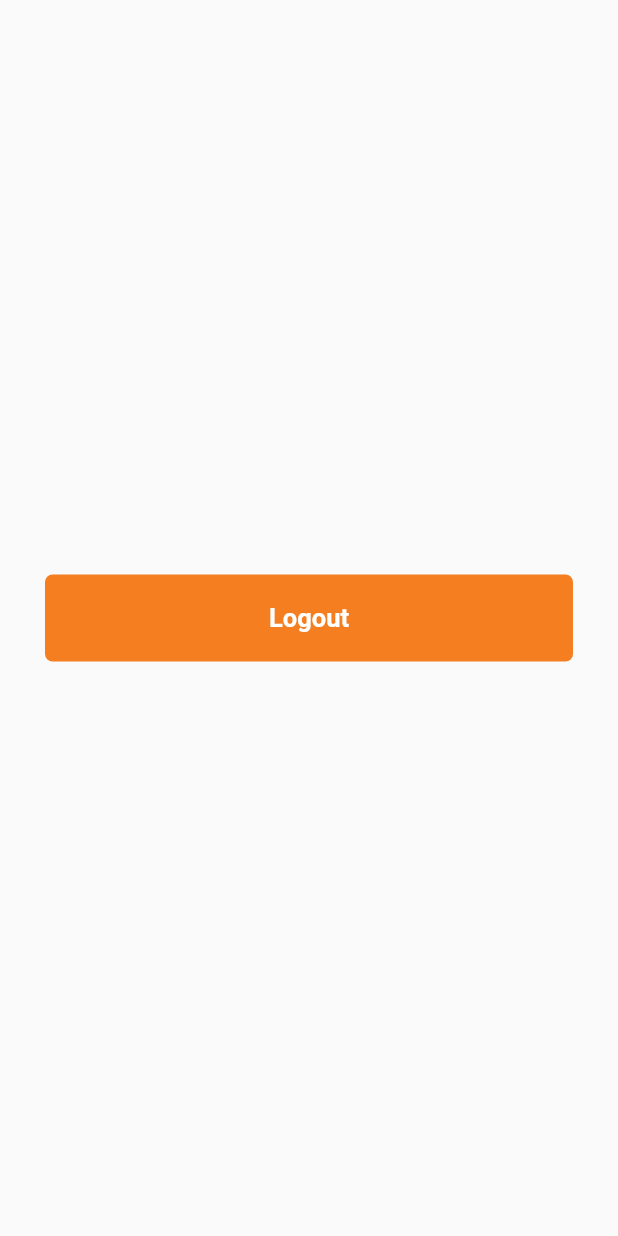
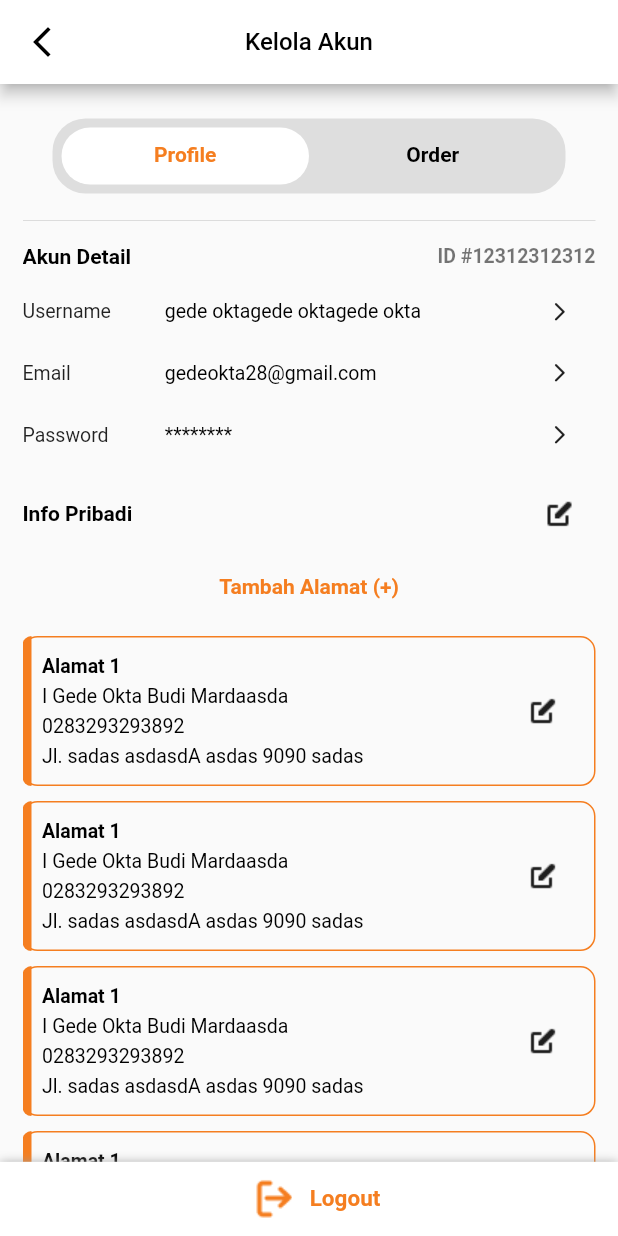
Before and after one commit to gedeokta28/pas-mobile, a Flutter app: the AccountPage screen opened directly, on a phone screen of 412 x 824 dp. Run offline on Flutter 3.47's test engine with Material 2 defaults, Android fonts, the phone set to English and light mode, and no system bars; our stand-ins replace cached_network_image, card_swiper, connectivity_plus, dartz, dio, equatable and 7 more; missing offline and left inert: dio_logger, pattern_formatter; accounts and stored records are empty; generated files the repository leaves out were written again; network calls fail.

Commit message:
Account Page UI

```diff
--- a/lib/core/static/assets.dart
+++ b/lib/core/static/assets.dart
@@ -7,6 +7,8 @@ const String ORDER_ICON = 'assets/icons/order-icon.png';
 const String BRAND_ICON = 'assets/icons/brand-icon.png';
 const String LOADING_GIF = 'assets/images/loading.gif';
 const String ASSETS_PLACEHOLDER = 'assets/images/placeholder.png';
+const String EDIT_ICON = 'assets/icons/edit-icon.png';
+const String LOGOUT_ICON = 'assets/icons/log-out-icon.png';
 const String ASSETS_LOGIN = 'assets/images/login_pict.png';
 const String ASSETS_LOADING = 'assets/images/loading-circle.gif';
 const String ASSET_ICON_UPDOWN = 'assets/icons/up-down-icon.png';
--- a/lib/core/static/colors.dart
+++ b/lib/core/static/colors.dart
@@ -6,6 +6,7 @@ import 'package:flutter/material.dart';
 const Color primaryColor = Color(0xFF023266);
 const Color secondaryColor = Color(0xFFF57E20);
 const Color greyColor = Color(0xFF1E1E1E);
+const Color greyColorTrans = Color(0xFFDEDEDE);
 const Color ERROR_RED_COLOR = Color(0xFFff5959);
 const Color SHADOW = Color(0xffEEEEEE);
 const Color BOTTOM_NAVBAR_BACKGROUND = Colors.white;
--- a/lib/features/account/presentation/account_page.dart
+++ b/lib/features/account/presentation/account_page.dart
@@ -1,62 +1,121 @@
 import 'package:flutter/material.dart';
 import 'package:pas_mobile/core/presentation/pages/splash_page.dart';
+import 'package:pas_mobile/core/static/assets.dart';
+import 'package:pas_mobile/features/account/presentation/profile_tab_vew.dart';
 import 'package:pas_mobile/features/home/presentation/widgets/banner_slider.dart';
-import 'package:pas_mobile/features/home/presentation/widgets/best_product.dart';
-import 'package:pas_mobile/features/home/presentation/widgets/category_selection.dart';
-import 'package:pas_mobile/features/home/presentation/widgets/news_product.dart';
 
+import '../../../core/presentation/widgets/custom_app_bar.dart';
 import '../../../core/presentation/widgets/custom_dialog_logout.dart';
-import '../../../core/presentation/widgets/rounded_button.dart';
+import '../../../core/static/app_config.dart';
 import '../../../core/static/colors.dart';
 import '../../../core/utility/helper.dart';
-import '../../../core/utility/injection.dart';
-import '../../../core/utility/session_helper.dart';
+import 'order_tab_vew.dart';
 
-class AccountPage extends StatelessWidget {
+class AccountPage extends StatefulWidget {
   const AccountPage({Key? key}) : super(key: key);
 
   @override
+  State<AccountPage> createState() => _AccountPageState();
+}
+
+class _AccountPageState extends State<AccountPage>
+    with SingleTickerProviderStateMixin {
+  var scrollController = ScrollController();
+  late Widget _tabBarView;
+  @override
+  void initState() {
+    super.initState();
+
+    _tabBarView = TabBarView(children: [
+      ProfileAccountTab(parentController: scrollController),
+      OrderProfileTab(parentController: scrollController),
+    ]);
+  }
+
+  @override
   Widget build(BuildContext context) {
-    // return Scaffold(
-    //     body: SingleChildScrollView(
-    //   child: Center(
-    // child: RoundedButton(
-    //   title: "Logout",
-    //   color: secondaryColor,
-    //   event: () async {
-    //     showDialog(
-    //       context: context,
-    //       builder: (_) => CustomLogoutDialog(
-    //         positiveAction: () async {
-    //           await sessionLogOut().then((_) => Navigator.of(context)
-    //               .pushNamedAndRemoveUntil(
-    //                   SplashPage.routeName, (route) => false));
-    //         },
-    //       ),
-    //     );
-    //   },
-    // ),
-    //   ),
-    // ));
     return Scaffold(
+      appBar: const CustomAppBar(
+        title: "Kelola Akun",
+        centerTitle: true,
+        canBack: true,
+        hideShadow: false,
+      ),
       body: Stack(
-        alignment: Alignment.center,
         children: [
-          Container(
-            height: MediaQuery.of(context).size.height,
-            width: MediaQuery.of(context).size.width,
-            child: SingleChildScrollView(
-              child: Column(
-                  // Provide Your Widget here
+          NestedScrollView(
+              controller: scrollController,
+              physics: const ScrollPhysics(parent: PageScrollPhysics()),
+              headerSliverBuilder:
+                  (BuildContext context, bool innerBoxIsScrolled) {
+                return <Widget>[
+                  SliverList(
+                    delegate: SliverChildListDelegate([
+                      SizedBox(
+                        height: App(context).appHeight(0),
+                      ),
+                    ]),
                   ),
-            ),
-          ),
-          Padding(
-            padding: const EdgeInsets.all(30.0),
-            child: RoundedButton(
-              title: "Logout",
-              color: secondaryColor,
-              event: () async {
+                ];
+              },
+              body: Padding(
+                padding: const EdgeInsets.all(15),
+                child: DefaultTabController(
+                  length: 2,
+                  child: Column(
+                    children: <Widget>[
+                      Padding(
+                        padding: const EdgeInsets.only(
+                            top: 8, left: 20, right: 20, bottom: 10),
+                        child: Container(
+                          height: 50,
+                          decoration: const BoxDecoration(
+                            color: greyColorTrans,
+                            borderRadius:
+                                BorderRadius.all(Radius.circular(22.0)),
+                          ),
+                          child: const Padding(
+                            padding: EdgeInsets.all(6.0),
+                            child: TabBar(
+                                indicator: BoxDecoration(
+                                  color: Colors.white,
+                                  borderRadius:
+                                      BorderRadius.all(Radius.circular(20.0)),
+                                ),
+                                labelColor: secondaryColor,
+                                unselectedLabelColor: Colors.black,
+                                tabs: [
+                                  Tab(
+                                    child: Text(
+                                      'Profile',
+                                      style: TextStyle(
+                                          fontWeight: FontWeight.bold),
+                                    ),
+                                  ),
+                                  Tab(
+                                    child: Text(
+                                      'Order',
+                                      style: TextStyle(
+                                          fontWeight: FontWeight.bold),
+                                    ),
+                                  ),
+                                ]),
+                          ),
+                        ),
+                      ),
+                      Expanded(
+                        child: Container(child: _tabBarView),
+                      ),
+                    ],
+                  ),
+                ),
+              )),
+          Positioned(
+            bottom: 0,
+            right: 0,
+            left: 0,
+            child: InkWell(
+              onTap: () {
                 showDialog(
                   context: context,
                   builder: (_) => CustomLogoutDialog(
@@ -68,30 +127,37 @@ class AccountPage extends StatelessWidget {
                   ),
                 );
               },
+              child: Container(
+                height: App(context).appHeight(6),
+                decoration: const BoxDecoration(
+                  color: Colors.white,
+                  boxShadow: [
+                    BoxShadow(
+                      color: Colors.grey,
+                      offset: Offset(0.0, 1.0), //(x,y)
+                      blurRadius: 5.0,
+                    ),
+                  ],
+                ),
+                child: Row(
+                  mainAxisAlignment: MainAxisAlignment.center,
+                  children: [
+                    IconButton(
+                        iconSize: 15,
+                        onPressed: () {},
+                        icon: Image.asset(LOGOUT_ICON)),
+                    Text(
+                      "Logout",
+                      style: TextStyle(
+                          fontWeight: FontWeight.bold,
+                          fontSize: 15,
+                          color: secondaryColor),
+                    )
+                  ],
+                ),
+              ),
             ),
-          ),
-          // Positioned(
-          //   bottom: 40,
-          //   child: Align(
-          //     alignment: Alignment.center,
-          //     child: RoundedButton(
-          //       title: "Logout",
-          //       color: secondaryColor,
-          //       event: () async {
-          //         showDialog(
-          //           context: context,
-          //           builder: (_) => CustomLogoutDialog(
-          //             positiveAction: () async {
-          //               await sessionLogOut().then((_) => Navigator.of(context)
-          //                   .pushNamedAndRemoveUntil(
-          //                       SplashPage.routeName, (route) => false));
-          //             },
-          //           ),
-          //         );
-          //       },
-          //     ),
-          //   ),
-          // ),
+          )
         ],
       ),
     );
--- /dev/null
+++ b/lib/features/account/presentation/order_tab_vew.dart
@@ -0,0 +1,59 @@
+import 'package:flutter/material.dart';
+
+class OrderProfileTab extends StatefulWidget {
+  const OrderProfileTab({Key? key, required this.parentController})
+      : super(key: key);
+
+  final ScrollController parentController;
+
+  @override
+  OrderProfileTabState createState() => OrderProfileTabState();
+}
+
+class OrderProfileTabState extends State<OrderProfileTab>
+    with AutomaticKeepAliveClientMixin<OrderProfileTab> {
+  @override
+  bool get wantKeepAlive => true;
+
+  late ScrollController _scrollController;
+
+  late ScrollPhysics ph;
+  @override
+  void initState() {
+    super.initState();
+    _scrollController = ScrollController();
+
+    _scrollController.addListener(() {
+      var innerPos = _scrollController.position.pixels;
+      var maxOuterPos = widget.parentController.position.maxScrollExtent;
+      var currentOutPos = widget.parentController.position.pixels;
+
+      if (innerPos >= 0 && currentOutPos < maxOuterPos) {
+        //print("parent pos " + currentOutPos.toString() + "max parent pos " + maxOuterPos.toString());
+        widget.parentController.position.jumpTo(innerPos + currentOutPos);
+      } else {
+        var currenParentPos = innerPos + currentOutPos;
+        widget.parentController.position.jumpTo(currenParentPos);
+      }
+    });
+
+    widget.parentController.addListener(() {
+      var currentOutPos = widget.parentController.position.pixels;
+      if (currentOutPos <= 0) {
+        _scrollController.position.jumpTo(0);
+      }
+    });
+  }
+
+  @override
+  Widget build(BuildContext context) {
+    return Column(
+      children: [
+        SizedBox(
+          height: 10,
+        ),
+        Text("Profile")
+      ],
+    );
+  }
+}
--- /dev/null
+++ b/lib/features/account/presentation/profile_tab_vew.dart
@@ -0,0 +1,210 @@
+import 'package:flutter/material.dart';
+import 'package:pas_mobile/core/static/colors.dart';
+import 'package:pas_mobile/core/utility/helper.dart';
+import 'package:pas_mobile/features/account/presentation/widgets/address_card.dart';
+
+import '../../../core/static/app_config.dart';
+import '../../../core/static/assets.dart';
+
+class ProfileAccountTab extends StatefulWidget {
+  const ProfileAccountTab({Key? key, required this.parentController})
+      : super(key: key);
+
+  final ScrollController parentController;
+
+  @override
+  ProfileAccountTabState createState() => ProfileAccountTabState();
+}
+
+class ProfileAccountTabState extends State<ProfileAccountTab>
+    with AutomaticKeepAliveClientMixin<ProfileAccountTab> {
+  @override
+  bool get wantKeepAlive => true;
+
+  late ScrollController _scrollController;
+
+  late ScrollPhysics ph;
+  @override
+  void initState() {
+    super.initState();
+    _scrollController = ScrollController();
+
+    _scrollController.addListener(() {
+      var innerPos = _scrollController.position.pixels;
+      var maxOuterPos = widget.parentController.position.maxScrollExtent;
+      var currentOutPos = widget.parentController.position.pixels;
+
+      if (innerPos >= 0 && currentOutPos < maxOuterPos) {
+        //print("parent pos " + currentOutPos.toString() + "max parent pos " + maxOuterPos.toString());
+        widget.parentController.position.jumpTo(innerPos + currentOutPos);
+      } else {
+        var currenParentPos = innerPos + currentOutPos;
+        widget.parentController.position.jumpTo(currenParentPos);
+      }
+    });
+
+    widget.parentController.addListener(() {
+      var currentOutPos = widget.parentController.position.pixels;
+      if (currentOutPos <= 0) {
+        _scrollController.position.jumpTo(0);
+      }
+    });
+  }
+
+  @override
+  Widget build(BuildContext context) {
+    return SingleChildScrollView(
+      controller: _scrollController,
+      child: Column(
+        children: [
+          const Divider(),
+          smallVerticalSpacing(),
+          Column(
+            children: [
+              Row(
+                mainAxisAlignment: MainAxisAlignment.spaceBetween,
+                children: const [
+                  Text(
+                    "Akun Detail",
+                    style: TextStyle(
+                        fontSize: 14,
+                        fontWeight: FontWeight.bold,
+                        color: Colors.black),
+                  ),
+                  Text(
+                    "ID #12312312312",
+                    style: TextStyle(
+                        fontSize: 13,
+                        fontWeight: FontWeight.bold,
+                        color: Colors.black54),
+                  )
+                ],
+              ),
+              smallVerticalSpacing(),
+              SizedBox(
+                height: App(context).appHeight(5),
+                child: Row(
+                  mainAxisAlignment: MainAxisAlignment.spaceBetween,
+                  children: [
+                    SizedBox(
+                      width: App(context).appWidth(15),
+                      child: const Text(
+                        "Username",
+                        style: TextStyle(fontSize: 13, color: Colors.black87),
+                      ),
+                    ),
+                    SizedBox(
+                      width: App(context).appWidth(50),
+                      child: Text(
+                        "gede oktagede oktagede okta",
+                        maxLines: 1,
+                        style: TextStyle(fontSize: 13, color: Colors.black),
+                      ),
+                    ),
+                    IconButton(
+                        iconSize: 15,
+                        onPressed: () {},
+                        icon: Icon(Icons.arrow_forward_ios_rounded))
+                  ],
+                ),
+              ),
+              SizedBox(
+                height: App(context).appHeight(5),
+                child: Row(
+                  mainAxisAlignment: MainAxisAlignment.spaceBetween,
+                  children: [
+                    SizedBox(
+                      width: App(context).appWidth(15),
+                      child: const Text(
+                        "Email",
+                        style: TextStyle(fontSize: 13, color: Colors.black87),
+                      ),
+                    ),
+                    SizedBox(
+                      width: App(context).appWidth(50),
+                      child: Text(
+                        "gedeokta28@gmail.com",
+                        maxLines: 1,
+                        style: TextStyle(fontSize: 13, color: Colors.black),
+                      ),
+                    ),
+                    IconButton(
+                        iconSize: 15,
+                        onPressed: () {},
+                        icon: Icon(Icons.arrow_forward_ios_rounded))
+                  ],
+                ),
+              ),
+              SizedBox(
+                height: App(context).appHeight(5),
+                child: Row(
+                  mainAxisAlignment: MainAxisAlignment.spaceBetween,
+                  children: [
+                    SizedBox(
+                      width: App(context).appWidth(15),
+                      child: const Text(
+                        "Password",
+                        style: TextStyle(fontSize: 13, color: Colors.black87),
+                      ),
+                    ),
+                    SizedBox(
+                      width: App(context).appWidth(50),
+                      child: Text(
+                        "********",
+                        style: TextStyle(fontSize: 13, color: Colors.black),
+                      ),
+                    ),
+                    IconButton(
+                        iconSize: 15,
+                        onPressed: () {},
+                        icon: Icon(Icons.arrow_forward_ios_rounded))
+                  ],
+                ),
+              ),
+              smallVerticalSpacing(),
+              Row(
+                mainAxisAlignment: MainAxisAlignment.spaceBetween,
+                children: [
+                  Text(
+                    "Info Pribadi",
+                    style: TextStyle(
+                        fontSize: 14,
+                        fontWeight: FontWeight.bold,
+                        color: Colors.black),
+                  ),
+                  IconButton(
+                      iconSize: 15,
+                      onPressed: () {},
+                      icon: Image.asset(EDIT_ICON))
+                ],
+              ),
+              SizedBox(
+                height: App(context).appHeight(6),
+                width: App(context).appWidth(45),
+                child: const Center(
+                  child: Text(
+                    "Tambah Alamat (+)",
+                    style: TextStyle(
+                        fontSize: 14,
+                        fontWeight: FontWeight.bold,
+                        color: secondaryColor),
+                  ),
+                ),
+              ),
+              smallVerticalSpacing(),
+              ListView.builder(
+                  padding: EdgeInsets.zero,
+                  shrinkWrap: true,
+                  itemCount: 5,
+                  physics: const NeverScrollableScrollPhysics(),
+                  itemBuilder: (context, index) {
+                    return AddressCard();
+                  }),
+              largeVerticalSpacing()
+            ],
+          )
+        ],
+      ),
+    );
+  }
+}
--- /dev/null
+++ b/lib/features/account/presentation/widgets/address_card.dart
@@ -0,0 +1,95 @@
+import 'package:flutter/material.dart';
+import 'package:pas_mobile/core/static/colors.dart';
+import 'package:pas_mobile/core/utility/helper.dart';
+
+import '../../../../core/static/assets.dart';
+
+class AddressCard extends StatelessWidget {
+  const AddressCard({Key? key}) : super(key: key);
+
+  @override
+  Widget build(BuildContext context) {
+    return Padding(
+      padding: const EdgeInsets.only(bottom: 10.0),
+      child: Stack(
+        children: [
+          Container(
+            width: double.infinity,
+            height: 100,
+            decoration: BoxDecoration(
+              border: Border.all(color: secondaryColor),
+              borderRadius: BorderRadius.all(Radius.circular(10.0)),
+            ),
+            child: Padding(
+              padding: const EdgeInsets.only(
+                  left: 12.0, top: 0, bottom: 0, right: 10.0),
+              child: Column(
+                mainAxisAlignment: MainAxisAlignment.center,
+                crossAxisAlignment: CrossAxisAlignment.start,
+                children: [
+                  Row(
+                    mainAxisAlignment: MainAxisAlignment.spaceBetween,
+                    children: [
+                      Column(
+                        mainAxisAlignment: MainAxisAlignment.center,
+                        crossAxisAlignment: CrossAxisAlignment.start,
+                        children: [
+                          Text(
+                            "Alamat 1",
+                            style: TextStyle(
+                                fontSize: 13,
+                                fontWeight: FontWeight.bold,
+                                color: Colors.black),
+                          ),
+                          SizedBox(
+                            height: 5.0,
+                          ),
+                          Text(
+                            "I Gede Okta Budi Mardaasda",
+                            style: TextStyle(fontSize: 13, color: Colors.black),
+                          ),
+                          SizedBox(
+                            height: 5.0,
+                          ),
+                          Text(
+                            "0283293293892",
+                            style: TextStyle(fontSize: 13, color: Colors.black),
+                          ),
+                          SizedBox(
+                            height: 5.0,
+                          ),
+                          Text(
+                            "Jl. sadas asdasdA asdas 9090 sadas",
+                            style: TextStyle(fontSize: 13, color: Colors.black),
+                          )
+                        ],
+                      ),
+                      IconButton(
+                          iconSize: 15,
+                          onPressed: () {},
+                          icon: Image.asset(EDIT_ICON))
+                    ],
+                  ),
+                ],
+              ),
+            ),
+          ),
+          Positioned(
+              left: 0,
+              child: Container(
+                decoration: BoxDecoration(
+                  color: secondaryColor,
+                  borderRadius: BorderRadius.only(
+                      topLeft: Radius.circular(10.0),
+                      topRight: Radius.circular(0.0),
+                      bottomLeft: Radius.circular(10.0),
+                      bottomRight: Radius.circular(0.0)),
+                ),
+                width: 6,
+                height: 100,
+              )),
+        ],
+      ),
+    );
+  }
+}
--- a/lib/features/home/data/models/detail_product_model.dart
+++ b/lib/features/home/data/models/detail_product_model.dart
@@ -101,7 +101,7 @@ class ProductDetail {
         qty3: json["qty3"],
         unit3: json["unit3"],
         berat: json["berat"],
-        discountinued: json["discountinued"],
+        discountinued: json["discountinued"] ?? '',
         photourl: json["photourl"],
         stockdescription: json["stockdescription"],
         imagesProductDetail: List<ImageProductDetail>.from(
@@ -128,7 +128,7 @@ class ProductDetail {
         "unit3": unit3,
         "berat": berat,
         "discountinued": discountinued,
-        "photourl": photourl,
+        "photourl": photourl ?? '',
         "stockdescription": stockdescription,
         "images":
             List<dynamic>.from(imagesProductDetail.map((x) => x.toJson())),
--- a/lib/features/home/data/models/product_list_response_model.dart
+++ b/lib/features/home/data/models/product_list_response_model.dart
@@ -110,7 +110,7 @@ class Product {
         qty3: json["qty3"],
         unit3: json["unit3"],
         berat: json["berat"],
-        discountinued: json["discountinued"],
+        discountinued: json["discountinued"] ?? '',
         photourl: json["photourl"],
         stockdescription: json["stockdescription"],
         images: List<ImageProduct>.from(
@@ -137,7 +137,7 @@ class Product {
         "unit3": unit3,
         "berat": berat,
         "discountinued": discountinued,
-        "photourl": photourl,
+        "photourl": photourl ?? '',
         "stockdescription": stockdescription,
         "images": List<dynamic>.from(images.map((x) => x.toJson())),
         "brand": brand.toJson(),
--- a/lib/features/search/data/models/filter_product_model.dart
+++ b/lib/features/search/data/models/filter_product_model.dart
@@ -102,7 +102,7 @@ class ProductFilter {
         qty3: json["qty3"],
         unit3: json["unit3"],
         berat: json["berat"],
-        discountinued: json["discountinued"],
+        discountinued: json["discountinued"] ?? '',
         photourl: json["photourl"],
         stockdescription: json["stockdescription"],
         images: List<ImageProductFilter>.from(
@@ -129,7 +129,7 @@ class ProductFilter {
         "unit3": unit3,
         "berat": berat,
         "discountinued": discountinued,
-        "photourl": photourl,
+        "photourl": photourl ?? '',
         "stockdescription": stockdescription,
         "images": List<dynamic>.from(images.map((x) => x.toJson())),
         "brand": brand.toJson(),
```
Also changed, not shown: assets/icons/edit-icon.png (added), assets/icons/log-out-icon.png (added), pubspec.lock, 1 other file.
